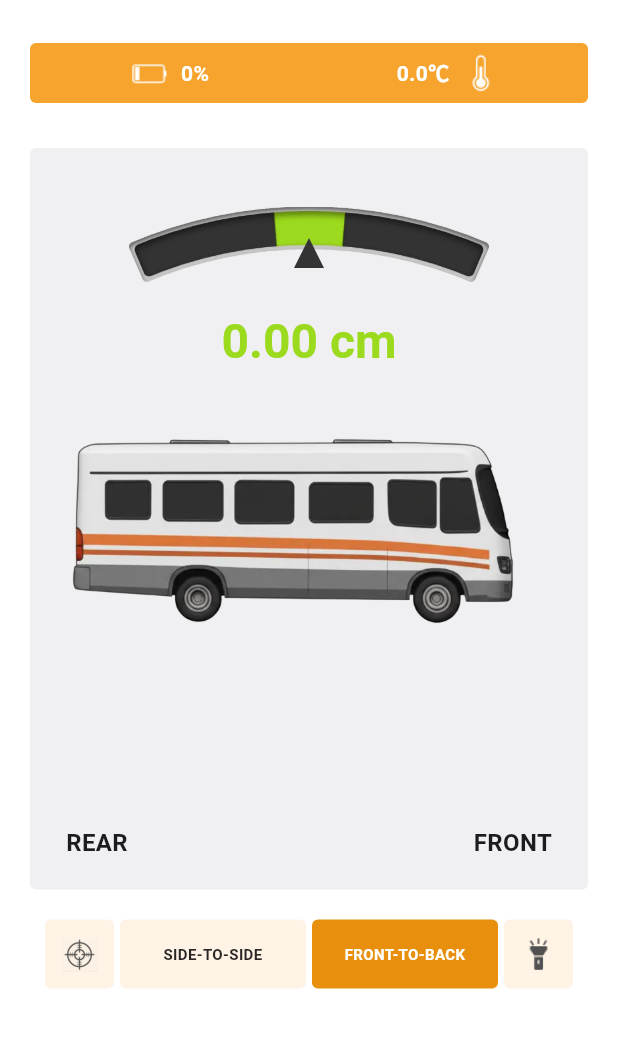
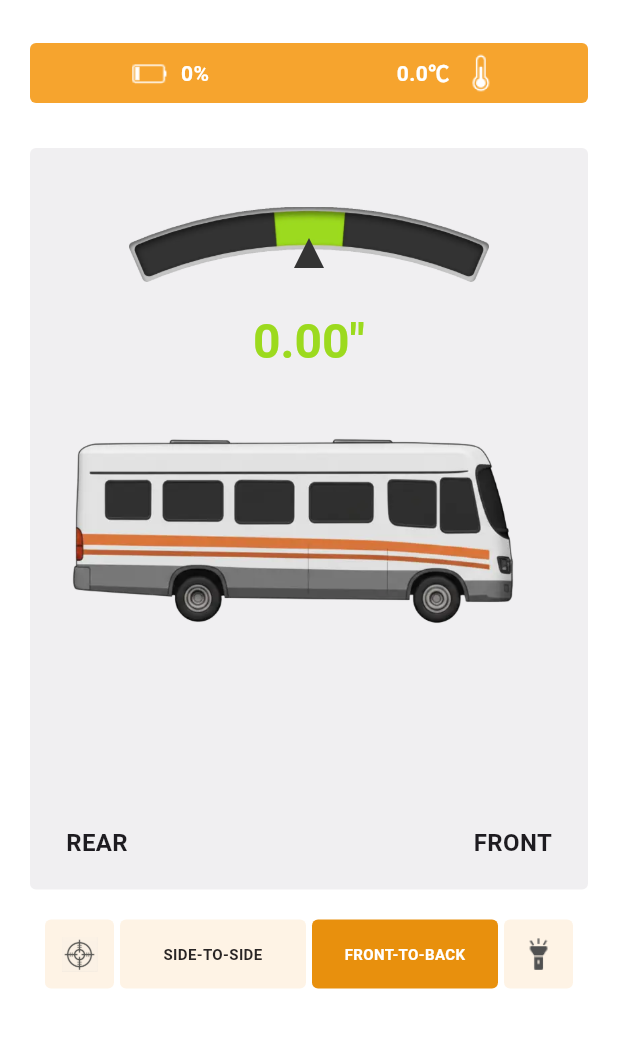
Before and after one commit to dhs964057117/gyrosApp, a Flutter app: the HomeScreen screen opened directly, on a phone screen of 412 x 824 dp, the part 71-1119 px from its top. Run offline on Flutter 3.47's test engine with Material 3 defaults, Android fonts, the phone set to English and light mode, and no system bars; our stand-ins replace flutter_blue_plus, permission_handler, shared_preferences; missing offline and left inert: page_flip, torch_light; accounts and stored records are empty; Roboto replaces fonts that are missing (Arial).

Commit message:
1、默认改为英寸 2、最大值英寸999，cm2537.46

```diff
--- a/lib/screens/home_screen.dart
+++ b/lib/screens/home_screen.dart
@@ -502,10 +502,10 @@ class _HomeScreenState extends State<HomeScreen>
             onPressed: () {
               _disconnect(ble, storage);
               storage.carType = 1;
-              storage.unit = 1;
+              storage.unit = 2;
               storage.tempUnit = 1;
-              storage.width = 266.7;
-              storage.height = 300.2;
+              storage.width = 300.0;
+              storage.height = 800.0;
               storage.orientation = 1;
               storage.isFirstTime = true;
               Navigator.pop(context);
--- a/lib/services/storage_service.dart
+++ b/lib/services/storage_service.dart
@@ -22,7 +22,7 @@ class StorageService {
   int get carType => _prefs.getInt(keyCarType) ?? 1;
   set carType(int value) => _prefs.setInt(keyCarType, value);
 
-  int get unit => _prefs.getInt(keyUnit) ?? 1;
+  int get unit => _prefs.getInt(keyUnit) ?? 2;
   set unit(int value) => _prefs.setInt(keyUnit, value);
 
   int get tempUnit => _prefs.getInt(keyTempUnit) ?? 1;
--- a/lib/widgets/leveling_gauge.dart
+++ b/lib/widgets/leveling_gauge.dart
@@ -21,9 +21,9 @@ class LevelingGauge extends StatelessWidget {
     required this.viewMode,
     this.pitch = 0,
     this.roll = 0,
-    this.width = 266.7,
-    this.height = 300.2,
-    this.unit = 1,
+    this.width = 300.0,
+    this.height = 800.0,
+    this.unit = 2,
     this.wheelValues = const {},
     this.thresholds = const {},
   });
```
Also changed, not shown: lib/screens/settings_screen.dart (+31 -10 lines).
